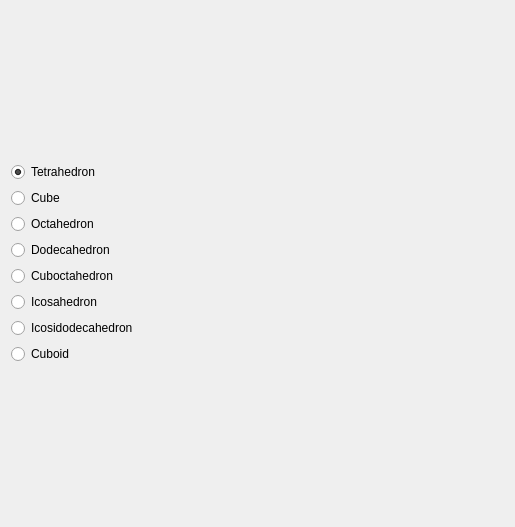
Qt form AdenitaCoreSE/form/SEWireframeEditorGUI.ui (edellano/Adenita-SAMSON-Edition) before a commit.
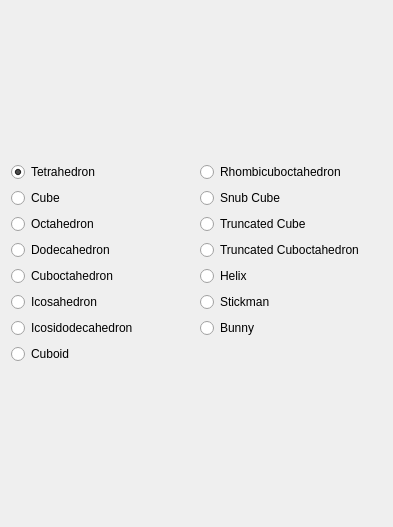
The same form after that commit.

Commit message: added some more wireframe structures

What changed in the file:
```diff
--- a/AdenitaCoreSE/form/SEWireframeEditorGUI.ui
+++ b/AdenitaCoreSE/form/SEWireframeEditorGUI.ui
@@ -6,7 +6,7 @@
    <rect>
     <x>0</x>
     <y>0</y>
-    <width>515</width>
+    <width>393</width>
     <height>527</height>
    </rect>
   </property>
@@ -21,27 +21,32 @@
   </property>
   <layout class="QVBoxLayout" name="verticalLayout">
    <item>
-    <layout class="QVBoxLayout" name="verticalLayout_2">
-     <item>
-      <widget class="QRadioButton" name="rdbTetrahedron">
+    <layout class="QGridLayout" name="gridLayout">
+     <item row="4" column="1">
+      <widget class="QRadioButton" name="rdbHelix">
        <property name="text">
-        <string>Tetrahedron</string>
+        <string>Helix</string>
        </property>
-       <property name="iconSize">
-        <size>
-         <width>64</width>
-         <height>64</height>
-        </size>
+      </widget>
+     </item>
+     <item row="5" column="1">
+      <widget class="QRadioButton" name="rdbStickman">
+       <property name="text">
+        <string>Stickman</string>
        </property>
-       <property name="checked">
-        <bool>true</bool>
+      </widget>
+     </item>
+     <item row="6" column="1">
+      <widget class="QRadioButton" name="rdbBunny">
+       <property name="text">
+        <string>Bunny</string>
        </property>
        <property name="autoRepeat">
         <bool>true</bool>
        </property>
       </widget>
      </item>
-     <item>
+     <item row="1" column="0">
       <widget class="QRadioButton" name="rdbCube">
        <property name="text">
         <string>Cube</string>
@@ -54,7 +59,20 @@
        </property>
       </widget>
      </item>
-     <item>
+     <item row="7" column="0">
+      <widget class="QRadioButton" name="rdbCuboid">
+       <property name="text">
+        <string>Cuboid</string>
+       </property>
+       <property name="iconSize">
+        <size>
+         <width>64</width>
+         <height>64</height>
+        </size>
+       </property>
+      </widget>
+     </item>
+     <item row="2" column="0">
       <widget class="QRadioButton" name="rdbOctahedron">
        <property name="text">
         <string>Octahedron</string>
@@ -67,7 +85,26 @@
        </property>
       </widget>
      </item>
-     <item>
+     <item row="0" column="0">
+      <widget class="QRadioButton" name="rdbTetrahedron">
+       <property name="text">
+        <string>Tetrahedron</string>
+       </property>
+       <property name="iconSize">
+        <size>
+         <width>64</width>
+         <height>64</height>
+        </size>
+       </property>
+       <property name="checked">
+        <bool>true</bool>
+       </property>
+       <property name="autoRepeat">
+        <bool>true</bool>
+       </property>
+      </widget>
+     </item>
+     <item row="3" column="0">
       <widget class="QRadioButton" name="rdbDodecahedron">
        <property name="text">
         <string>Dodecahedron</string>
@@ -80,7 +117,7 @@
        </property>
       </widget>
      </item>
-     <item>
+     <item row="4" column="0">
       <widget class="QRadioButton" name="rdbCuboctahedron">
        <property name="text">
         <string>Cuboctahedron</string>
@@ -93,7 +130,7 @@
        </property>
       </widget>
      </item>
-     <item>
+     <item row="5" column="0">
       <widget class="QRadioButton" name="rdbIcosahedron">
        <property name="text">
         <string>Icosahedron</string>
@@ -106,7 +143,7 @@
        </property>
       </widget>
      </item>
-     <item>
+     <item row="6" column="0">
       <widget class="QRadioButton" name="rdbIcosidodecahedron">
        <property name="text">
         <string>Icosidodecahedron</string>
@@ -119,16 +156,31 @@
        </property>
       </widget>
      </item>
-     <item>
-      <widget class="QRadioButton" name="rdbCuboid">
+     <item row="0" column="1">
+      <widget class="QRadioButton" name="rdbRhombicuboctahedron">
        <property name="text">
-        <string>Cuboid</string>
+        <string>Rhombicuboctahedron</string>
        </property>
-       <property name="iconSize">
-        <size>
-         <width>64</width>
-         <height>64</height>
-        </size>
+      </widget>
+     </item>
+     <item row="2" column="1">
+      <widget class="QRadioButton" name="rdbTruncated_cube">
+       <property name="text">
+        <string>Truncated Cube</string>
+       </property>
+      </widget>
+     </item>
+     <item row="3" column="1">
+      <widget class="QRadioButton" name="rdbTruncated_cuboctahedron">
+       <property name="text">
+        <string>Truncated Cuboctahedron</string>
+       </property>
+      </widget>
+     </item>
+     <item row="1" column="1">
+      <widget class="QRadioButton" name="rdbSnub_cube">
+       <property name="text">
+        <string>Snub Cube</string>
        </property>
       </widget>
      </item>
```
Left out of the diff: 213 changed lines with no effect on the pictures. The commit also changes 22 other files.
